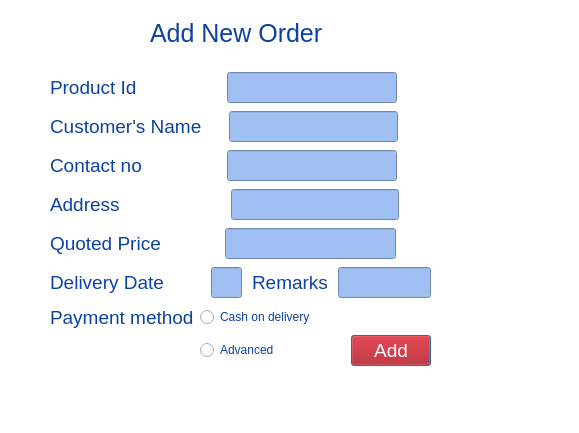
BigyaDhungana/Bhitti_v2, file Bhitti/neworder.ui: the form before one commit.
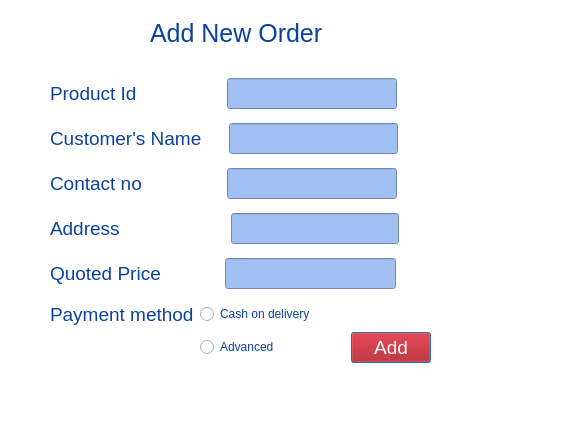
The form after the commit. Icons and pictures are not drawn.

```diff
--- a/Bhitti/neworder.ui
+++ b/Bhitti/neworder.ui
@@ -74,7 +74,7 @@
      <height>301</height>
     </rect>
    </property>
-   <layout class="QVBoxLayout" name="verticalLayout" stretch="0,0,0,0,0,0,0">
+   <layout class="QVBoxLayout" name="verticalLayout" stretch="0,0,0,0,0,0">
     <item>
      <layout class="QGridLayout" name="gridLayout_2">
       <item row="0" column="0">
@@ -285,67 +285,6 @@
       </item>
      </layout>
     </item>
-    <item>
-     <layout class="QGridLayout" name="gridLayout_3">
-      <item row="0" column="0">
-       <layout class="QHBoxLayout" name="horizontalLayout_6" stretch="0,39,10,4,0">
-        <property name="spacing">
-         <number>10</number>
-        </property>
-        <item>
-         <widget class="QLabel" name="label_8">
-          <property name="styleSheet">
-           <string notr="true">color: rgb(11, 66, 160);
-font: 300 9pt &quot;Segoe UI&quot;;</string>
-          </property>
-          <property name="text">
-           <string>Delivery Date       </string>
-          </property>
-         </widget>
-        </item>
-        <item>
-         <widget class="QLineEdit" name="lineEdit_7">
-          <property name="styleSheet">
-           <string notr="true">background-color: rgb(160,191,243);</string>
-          </property>
-         </widget>
-        </item>
-        <item>
-         <spacer name="horizontalSpacer">
-          <property name="orientation">
-           <enum>Qt::Horizontal</enum>
-          </property>
-          <property name="sizeHint" stdset="0">
-           <size>
-            <width>40</width>
-            <height>20</height>
-           </size>
-          </property>
-         </spacer>
-        </item>
-        <item>
-         <widget class="QLabel" name="label_7">
-          <property name="styleSheet">
-           <string notr="true">color: rgb(11, 66, 160);
-font: 300 9pt &quot;Segoe UI&quot;;
-</string>
-          </property>
-          <property name="text">
-           <string>Remarks</string>
-          </property>
-         </widget>
-        </item>
-        <item>
-         <widget class="QLineEdit" name="lineEdit_6">
-          <property name="styleSheet">
-           <string notr="true">background-color: rgb(160,191,243);</string>
-          </property>
-         </widget>
-        </item>
-       </layout>
-      </item>
-     </layout>
-    </item>
     <item>
      <layout class="QGridLayout" name="gridLayout" columnstretch="0,10,0,0">
       <item row="0" column="3">
```
Left out of the diff: 2 changed lines with no effect on the pictures.
